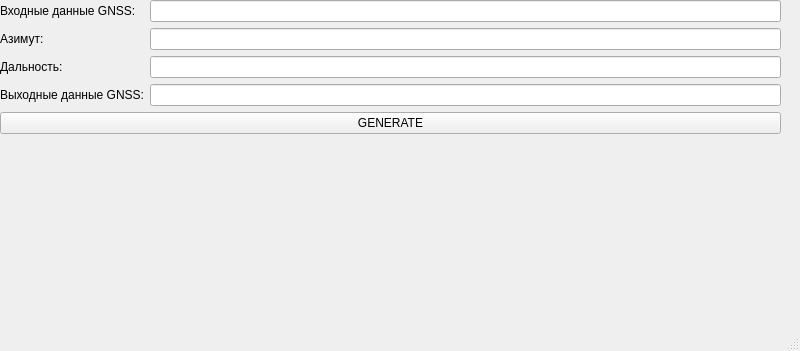
This is GPSapp/mainwindow.ui in wayhb/gps as Qt 5 draws it before an edit. The edited form follows.
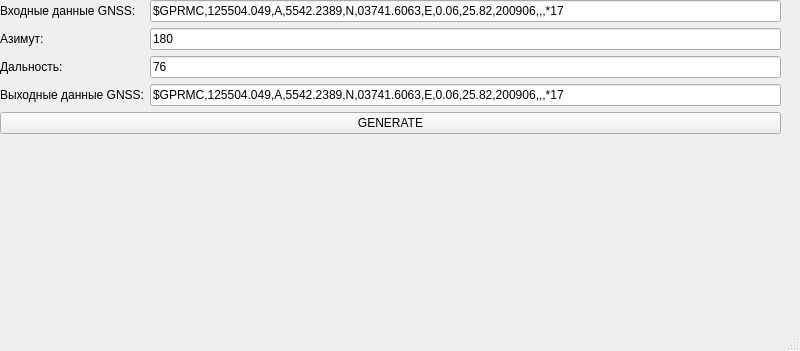
This is the edited form.

What changed in the file:
```diff
--- a/GPSapp/mainwindow.ui
+++ b/GPSapp/mainwindow.ui
@@ -14,7 +14,7 @@
    <string>Тестовое приложение для расчета координат</string>
   </property>
   <widget class="QWidget" name="centralwidget">
-   <widget class="QWidget" name="">
+   <widget class="QWidget" name="layoutWidget">
     <property name="geometry">
      <rect>
       <x>0</x>
@@ -32,7 +32,11 @@
       </widget>
      </item>
      <item row="0" column="1">
-      <widget class="QLineEdit" name="enterGNSS"/>
+      <widget class="QLineEdit" name="enterGNSS">
+       <property name="text">
+        <string>$GPRMC,125504.049,A,5542.2389,N,03741.6063,E,0.06,25.82,200906,,,*17</string>
+       </property>
+      </widget>
      </item>
      <item row="1" column="0">
       <widget class="QLabel" name="label_2">
@@ -42,7 +46,11 @@
       </widget>
      </item>
      <item row="1" column="1">
-      <widget class="QLineEdit" name="azimuth"/>
+      <widget class="QLineEdit" name="azimuth">
+       <property name="text">
+        <string>180</string>
+       </property>
+      </widget>
      </item>
      <item row="2" column="0">
       <widget class="QLabel" name="label_3">
@@ -52,7 +60,11 @@
       </widget>
      </item>
      <item row="2" column="1">
-      <widget class="QLineEdit" name="distance"/>
+      <widget class="QLineEdit" name="distance">
+       <property name="text">
+        <string>76</string>
+       </property>
+      </widget>
      </item>
      <item row="3" column="0">
       <widget class="QLabel" name="label_4">
@@ -62,7 +74,11 @@
       </widget>
      </item>
      <item row="3" column="1">
-      <widget class="QLineEdit" name="outputGNSS"/>
+      <widget class="QLineEdit" name="outputGNSS">
+       <property name="text">
+        <string>$GPRMC,125504.049,A,5542.2389,N,03741.6063,E,0.06,25.82,200906,,,*17</string>
+       </property>
+      </widget>
      </item>
      <item row="4" column="0" colspan="2">
       <widget class="QPushButton" name="generate">
```
